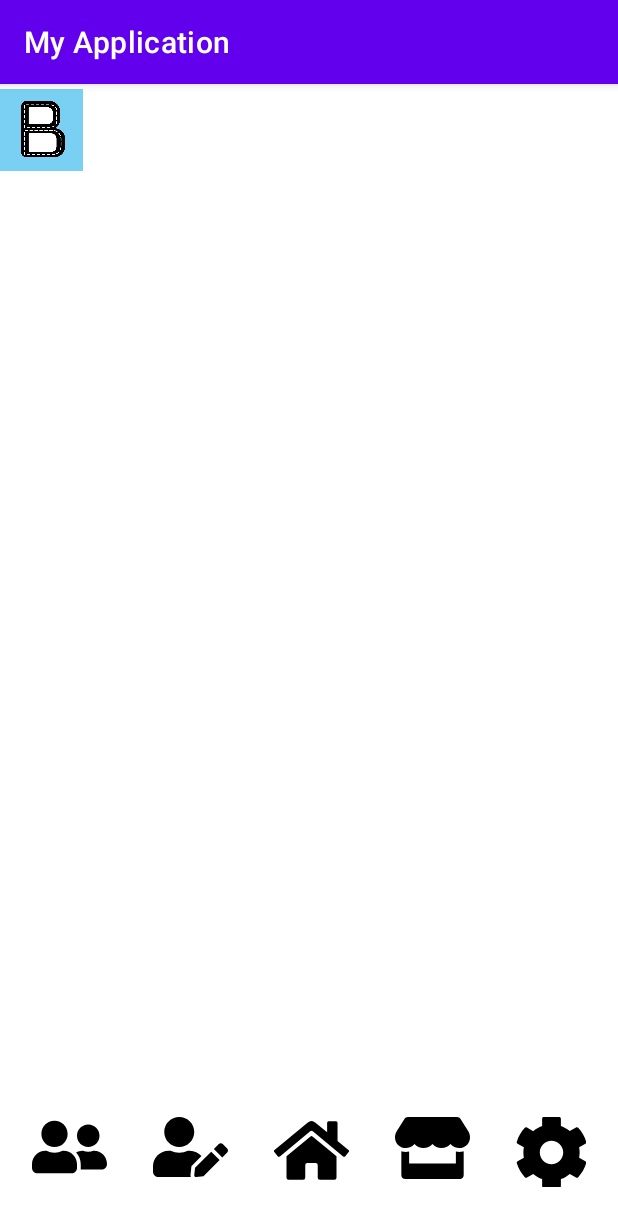
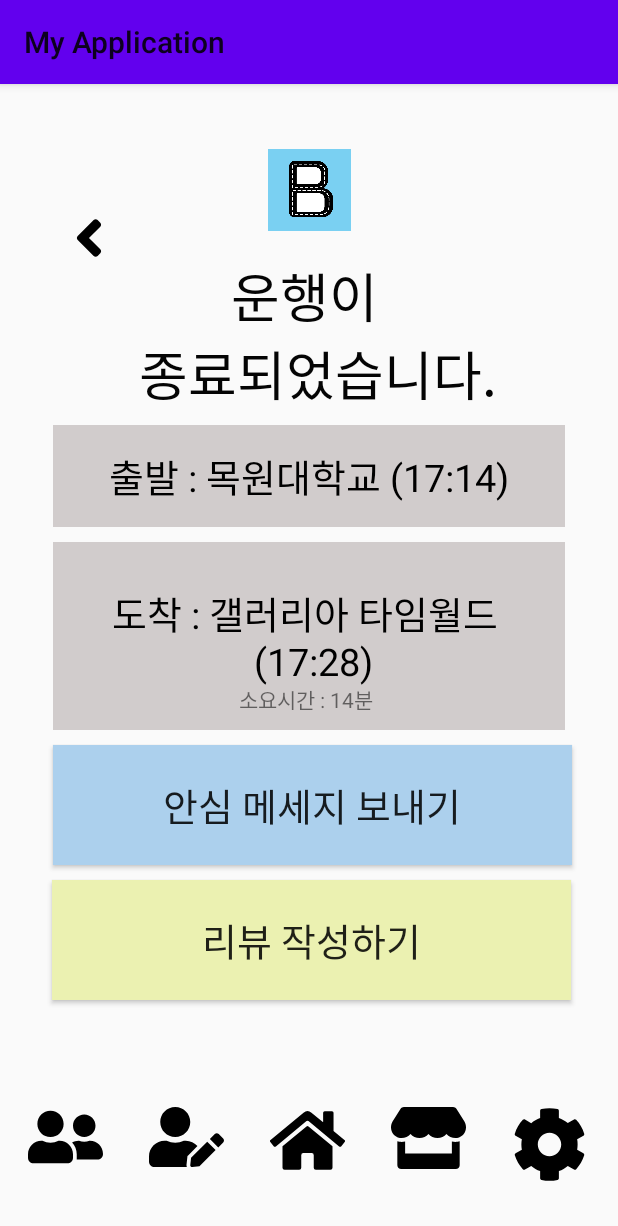
Before and after one commit to Haneul1002/boorm, an Android app: the screen it shows after launch (MainActivity before the commit, pg_12_java after it), on a phone screen of 412 x 824 dp. Shown: the top 1226 px of the screen. Run offline under Robolectric (Android 15) with nearby library versions, the phone set to English and light mode, and no system bars.

Commit message:
pg_12 commit _ jh

```diff
--- a/app/src/main/AndroidManifest.xml
+++ b/app/src/main/AndroidManifest.xml
@@ -14,7 +14,7 @@
         android:theme="@style/Theme.MyApplication"
         tools:targetApi="31">
         <activity
-            android:name=".MainActivity"
+            android:name=".pg_12_java"
             android:exported="true">
             <intent-filter>
                 <action android:name="android.intent.action.MAIN" />
--- a/app/src/main/java/com/example/myapplication/MainActivity.java
+++ b/app/src/main/java/com/example/myapplication/pg_12_java.java
@@ -4,11 +4,11 @@ import androidx.appcompat.app.AppCompatActivity;
 
 import android.os.Bundle;
 
-public class MainActivity extends AppCompatActivity {
+public class pg_12_java extends AppCompatActivity {
 
     @Override
     protected void onCreate(Bundle savedInstanceState) {
         super.onCreate(savedInstanceState);
-        setContentView(R.layout.activity_main);
+        setContentView(R.layout.pg_12);
     }
 }
--- a/app/src/main/res/layout/activity_main.xml
+++ /dev/null
@@ -1,83 +0,0 @@
-<?xml version="1.0" encoding="utf-8"?>
-<androidx.constraintlayout.widget.ConstraintLayout xmlns:android="http://schemas.android.com/apk/res/android"
-    xmlns:app="http://schemas.android.com/apk/res-auto"
-    xmlns:tools="http://schemas.android.com/tools"
-    android:layout_width="match_parent"
-    android:layout_height="match_parent"
-    tools:context=".MainActivity">
-
-    <ImageButton
-        android:id="@+id/imageButton"
-        android:layout_width="wrap_content"
-        android:layout_height="wrap_content"
-        android:background="#00F6F3F3"
-        app:srcCompat="@drawable/ic_angle_left_solid"
-        tools:layout_editor_absoluteX="49dp"
-        tools:layout_editor_absoluteY="68dp" />
-
-    <ImageView
-        android:id="@+id/imageView2"
-        android:layout_width="55dp"
-        android:layout_height="61dp"
-        app:srcCompat="@drawable/logo"
-        tools:layout_editor_absoluteX="178dp"
-        tools:layout_editor_absoluteY="40dp" />
-
-    <LinearLayout
-        android:layout_width="400dp"
-        android:layout_height="77dp"
-        android:orientation="horizontal"
-        app:layout_constraintBottom_toBottomOf="parent"
-        app:layout_constraintEnd_toEndOf="parent"
-        app:layout_constraintStart_toStartOf="parent"
-        app:layout_constraintTop_toTopOf="parent"
-        app:layout_constraintVertical_bias="0.975">
-
-        <ImageButton
-            android:id="@+id/imageButton4"
-            android:layout_width="wrap_content"
-            android:layout_height="wrap_content"
-            android:layout_margin="15dp"
-            android:layout_marginTop="10dp"
-            android:background="#00FFFFFF"
-            app:srcCompat="@drawable/ic_user_friends_solid__1_" />
-
-        <ImageButton
-            android:id="@+id/imageButton6"
-            android:layout_width="wrap_content"
-            android:layout_height="wrap_content"
-            android:layout_margin="15dp"
-            android:layout_marginTop="10dp"
-            android:background="#00FFFFFF"
-            app:srcCompat="@drawable/ic_user_edit_solid__2_" />
-
-        <ImageButton
-            android:id="@+id/imageButton3"
-            android:layout_width="wrap_content"
-            android:layout_height="wrap_content"
-            android:layout_margin="15dp"
-            android:layout_marginTop="10dp"
-            android:background="#00FFFFFF"
-            app:srcCompat="@drawable/ic_home_solid" />
-
-        <ImageButton
-            android:id="@+id/imageButton7"
-            android:layout_width="wrap_content"
-            android:layout_height="wrap_content"
-            android:layout_margin="15dp"
-            android:layout_marginTop="10dp"
-            android:background="#00FFFFFF"
-            app:srcCompat="@drawable/ic_store_solid__1_" />
-
-        <ImageButton
-            android:id="@+id/imageButton5"
-            android:layout_width="wrap_content"
-            android:layout_height="wrap_content"
-            android:layout_margin="15dp"
-            android:layout_marginTop="10dp"
-            android:background="#00FFFFFF"
-            app:srcCompat="@drawable/ic_cog_solid" />
-
-    </LinearLayout>
-
-</androidx.constraintlayout.widget.ConstraintLayout>
--- /dev/null
+++ b/app/src/main/res/layout/pg_12.xml
@@ -0,0 +1,211 @@
+<?xml version="1.0" encoding="utf-8"?>
+<androidx.constraintlayout.widget.ConstraintLayout xmlns:android="http://schemas.android.com/apk/res/android"
+    xmlns:app="http://schemas.android.com/apk/res-auto"
+    xmlns:tools="http://schemas.android.com/tools"
+    android:layout_width="match_parent"
+    android:layout_height="match_parent"
+    tools:context=".pg_12_java">
+
+    <ImageButton
+        android:id="@+id/imageButton"
+        android:layout_width="wrap_content"
+        android:layout_height="wrap_content"
+        android:layout_marginStart="49dp"
+        android:layout_marginTop="68dp"
+        android:layout_marginEnd="109dp"
+        android:layout_marginBottom="530dp"
+        android:background="#00F6F3F3"
+        app:layout_constraintBottom_toTopOf="@+id/linearLayout"
+        app:layout_constraintEnd_toStartOf="@+id/imageView2"
+        app:layout_constraintStart_toStartOf="parent"
+        app:layout_constraintTop_toTopOf="parent"
+        app:srcCompat="@drawable/ic_angle_left_solid"
+        tools:ignore="TouchTargetSizeCheck,SpeakableTextPresentCheck" />
+
+    <ImageView
+        android:id="@+id/imageView2"
+        android:layout_width="0dp"
+        android:layout_height="61dp"
+        android:layout_marginTop="40dp"
+        android:layout_marginEnd="178dp"
+        app:layout_constraintEnd_toEndOf="parent"
+        app:layout_constraintStart_toEndOf="@+id/imageButton"
+        app:layout_constraintTop_toTopOf="parent"
+        app:srcCompat="@drawable/logo" />
+
+    <LinearLayout
+        android:id="@+id/linearLayout"
+        android:layout_width="405dp"
+        android:layout_height="85dp"
+        android:layout_marginBottom="16dp"
+        android:orientation="horizontal"
+        app:layout_constraintBottom_toBottomOf="parent"
+        app:layout_constraintEnd_toEndOf="parent"
+        app:layout_constraintStart_toStartOf="parent"
+        app:layout_constraintTop_toBottomOf="@+id/linearLayout2"
+        app:layout_constraintVertical_bias="0.975">
+
+        <ImageButton
+            android:id="@+id/imageButton4"
+            android:layout_width="wrap_content"
+            android:layout_height="wrap_content"
+            android:layout_margin="15dp"
+            android:layout_marginTop="10dp"
+            android:background="#00FFFFFF"
+            app:srcCompat="@drawable/ic_user_friends_solid__1_"
+            tools:ignore="SpeakableTextPresentCheck,TouchTargetSizeCheck" />
+
+        <ImageButton
+            android:id="@+id/imageButton6"
+            android:layout_width="wrap_content"
+            android:layout_height="wrap_content"
+            android:layout_margin="15dp"
+            android:layout_marginTop="10dp"
+            android:background="#00FFFFFF"
+            app:srcCompat="@drawable/ic_user_edit_solid__2_"
+            tools:ignore="SpeakableTextPresentCheck,TouchTargetSizeCheck" />
+
+        <ImageButton
+            android:id="@+id/imageButton3"
+            android:layout_width="wrap_content"
+            android:layout_height="wrap_content"
+            android:layout_margin="15dp"
+            android:layout_marginTop="10dp"
+            android:background="#00FFFFFF"
+            app:srcCompat="@drawable/ic_home_solid"
+            tools:ignore="TouchTargetSizeCheck,SpeakableTextPresentCheck" />
+
+        <ImageButton
+            android:id="@+id/imageButton7"
+            android:layout_width="wrap_content"
+            android:layout_height="wrap_content"
+            android:layout_margin="15dp"
+            android:layout_marginTop="10dp"
+            android:background="#00FFFFFF"
+            app:srcCompat="@drawable/ic_store_solid__1_"
+            tools:ignore="TouchTargetSizeCheck,SpeakableTextPresentCheck" />
+
+        <ImageButton
+            android:id="@+id/imageButton5"
+            android:layout_width="wrap_content"
+            android:layout_height="wrap_content"
+            android:layout_margin="15dp"
+            android:layout_marginTop="10dp"
+            android:background="#00FFFFFF"
+            app:srcCompat="@drawable/ic_cog_solid"
+            tools:ignore="TouchTargetSizeCheck,SpeakableTextPresentCheck" />
+
+    </LinearLayout>
+
+    <LinearLayout
+        android:id="@+id/linearLayout2"
+        android:layout_width="0dp"
+        android:layout_height="0dp"
+        android:layout_marginStart="1dp"
+        android:layout_marginTop="109dp"
+        android:layout_marginEnd="1dp"
+        android:layout_marginBottom="1dp"
+        android:orientation="vertical"
+        app:layout_constraintBottom_toTopOf="@+id/linearLayout"
+        app:layout_constraintEnd_toEndOf="parent"
+        app:layout_constraintStart_toStartOf="parent"
+        app:layout_constraintTop_toTopOf="parent">
+
+        <RelativeLayout
+            android:id="@+id/RelativeLayout01"
+            android:layout_width="fill_parent"
+            android:layout_height="match_parent">
+
+            <TextView
+                android:id="@+id/textView2"
+                android:layout_width="338dp"
+                android:layout_height="wrap_content"
+                android:layout_alignParentStart="true"
+                android:layout_alignParentTop="true"
+                android:layout_marginStart="37dp"
+                android:layout_marginTop="6dp"
+                android:gravity="center"
+                android:includeFontPadding="false"
+                android:text="운행이 \n 종료되었습니다."
+                android:textColor="#040404"
+                android:textSize="35dp"
+                android:textStyle="normal" />
+
+            <TextView
+                android:id="@+id/textView3"
+                android:layout_width="341dp"
+                android:layout_height="68dp"
+                android:layout_below="@+id/textView2"
+                android:layout_alignParentStart="true"
+                android:layout_alignParentEnd="true"
+                android:layout_centerHorizontal="true"
+                android:layout_marginStart="34dp"
+                android:layout_marginTop="8dp"
+                android:layout_marginEnd="34dp"
+                android:background="#D1CCCC"
+                android:gravity="center"
+                android:text="출발 : 목원대학교 (17:14)"
+                android:textColor="#000000"
+                android:textSize="25dp" />
+
+            <TextView
+                android:id="@+id/textView4"
+                android:layout_width="346dp"
+                android:layout_height="125dp"
+                android:layout_below="@+id/textView3"
+                android:layout_alignParentStart="true"
+                android:layout_alignParentEnd="true"
+                android:layout_centerInParent="true"
+                android:layout_marginStart="34dp"
+                android:layout_marginTop="10dp"
+                android:layout_marginEnd="34dp"
+                android:background="#D1CCCC"
+                android:gravity="center"
+                android:text="도착 : 갤러리아 타임월드 \n (17:28)"
+                android:textColor="#000000"
+                android:textSize="25dp" />
+
+            <TextView
+                android:id="@+id/textView5"
+                android:layout_width="111dp"
+                android:layout_height="wrap_content"
+                android:layout_alignStart="@+id/textView4"
+                android:layout_alignEnd="@+id/textView4"
+                android:layout_alignBottom="@+id/textView4"
+                android:layout_centerHorizontal="true"
+                android:layout_centerVertical="false"
+                android:layout_marginStart="124dp"
+                android:layout_marginEnd="106dp"
+                android:layout_marginBottom="10dp"
+                android:gravity="center_vertical"
+                android:text="소요시간 : 14분" />
+
+            <Button
+                android:id="@+id/button"
+                android:layout_width="346dp"
+                android:layout_height="80dp"
+                android:layout_below="@+id/textView4"
+                android:layout_alignParentStart="true"
+                android:layout_marginStart="34dp"
+                android:layout_marginTop="10dp"
+                android:background="#ACD0ED"
+                android:text="안심 메세지 보내기"
+                android:textSize="25dp" />
+
+            <Button
+                android:id="@+id/button2"
+                android:layout_width="346dp"
+                android:layout_height="80dp"
+                android:layout_below="@+id/button"
+                android:layout_alignParentStart="true"
+                android:layout_marginStart="33dp"
+                android:layout_marginTop="10dp"
+                android:background="#EBF1B1"
+                android:text="리뷰 작성하기"
+                android:textSize="25dp" />
+
+        </RelativeLayout>
+
+    </LinearLayout>
+
+</androidx.constraintlayout.widget.ConstraintLayout>
--- a/app/src/main/res/values/themes.xml
+++ b/app/src/main/res/values/themes.xml
@@ -1,6 +1,6 @@
 <resources xmlns:tools="http://schemas.android.com/tools">
     <!-- Base application theme. -->
-    <style name="Theme.MyApplication" parent="Theme.MaterialComponents.DayNight.DarkActionBar">
+    <style name="Theme.MyApplication" parent="Theme.AppCompat.Light">
         <!-- Primary brand color. -->
         <item name="colorPrimary">@color/purple_500</item>
         <item name="colorPrimaryVariant">@color/purple_700</item>
```
